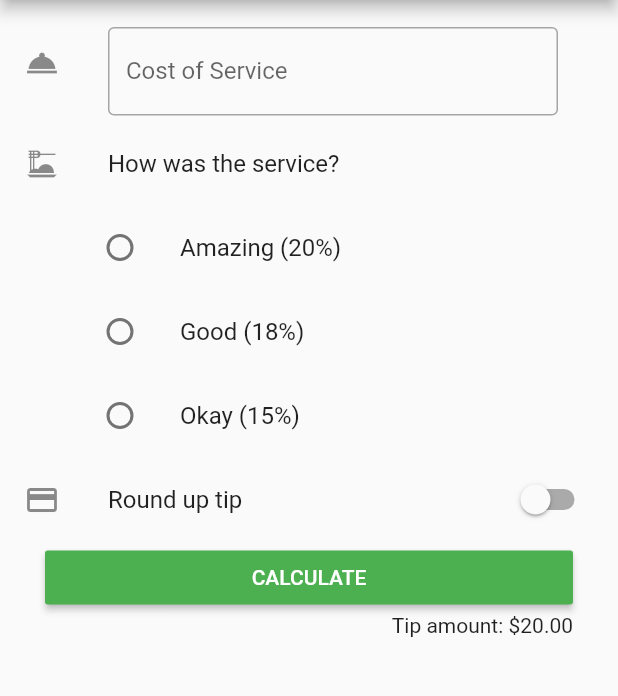
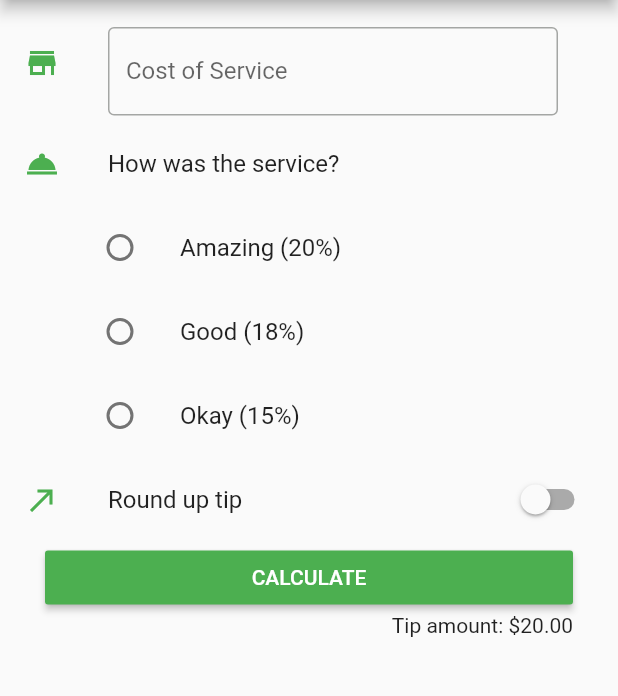
Before and after one commit to Sofia-VA/PAM, a Flutter app: the screen it shows after launch, on a phone screen of 412 x 824 dp, the part 84-780 px from its top. Run offline on Flutter 3.47's test engine with Material 2 defaults, Android fonts, the phone set to English and light mode, and no system bars.

Commit message:
Ajuste de íconos + tema default

```diff
--- a/tarea2_tips/lib/home_page.dart
+++ b/tarea2_tips/lib/home_page.dart
@@ -23,7 +23,7 @@ class _HomePageState extends State<HomePage> {
         children: [
           SizedBox(height: 14),
           ListTile(
-            leading: Icon(Icons.room_service),
+            leading: Icon(Icons.store),
             title: Padding(
               padding: EdgeInsets.only(right: 24),
               child: TextField(
@@ -39,7 +39,7 @@ class _HomePageState extends State<HomePage> {
             ),
           ),
           ListTile(
-            leading: Icon(Icons.dinner_dining),
+            leading: Icon(Icons.room_service),
             title: Text("How was the service?"),
           ),
           Container(
@@ -49,7 +49,7 @@ class _HomePageState extends State<HomePage> {
             ),
           ),
           ListTile(
-            leading: Icon(Icons.credit_card),
+            leading: Icon(Icons.north_east),
             title: Text("Round up tip"),
             trailing: Switch(
                 value: roundUp,
--- a/tarea2_tips/lib/main.dart
+++ b/tarea2_tips/lib/main.dart
@@ -10,8 +10,8 @@ class MyApp extends StatelessWidget {
   Widget build(BuildContext context) {
     return MaterialApp(
       theme: ThemeData(
-        colorScheme: ColorScheme.fromSeed(seedColor: Colors.green),
-      ),
+          colorScheme: ColorScheme.fromSeed(seedColor: Colors.green),
+          listTileTheme: ListTileThemeData(iconColor: Colors.green)),
       home: HomePage(),
     );
   }
```
